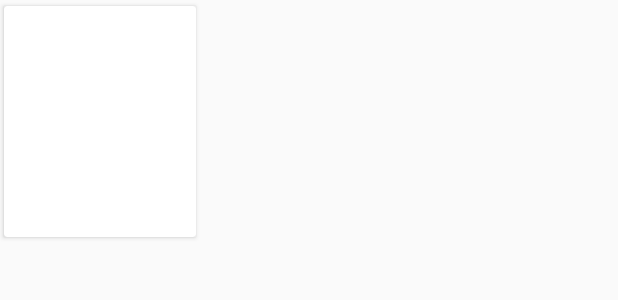
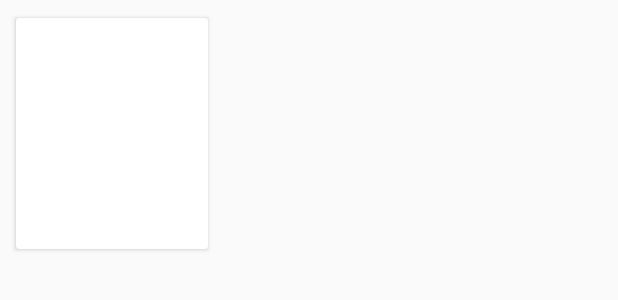
Before and after one commit to donggeonoh/Capstone_Design, an Android app: the layout item_ingredient.xml on its own in the app's theme, with its tools: preview values and no code run, on a phone screen of 412 x 824 dp. Shown: the top 300 px of the screen. Run offline under Robolectric (Android 15) with nearby library versions, the phone set to English and light mode, and no system bars.

Commit message:
재료 뷰 수정

```diff
--- a/app/src/main/res/layout/item_ingredient.xml
+++ b/app/src/main/res/layout/item_ingredient.xml
@@ -12,6 +12,9 @@
     <androidx.cardview.widget.CardView
         android:layout_width="wrap_content"
         android:layout_height="wrap_content"
+        android:layout_marginStart="8dp"
+        android:layout_marginTop="8dp"
+        android:layout_marginBottom="8dp"
         app:cardUseCompatPadding="true">
 
         <androidx.constraintlayout.widget.ConstraintLayout
```
